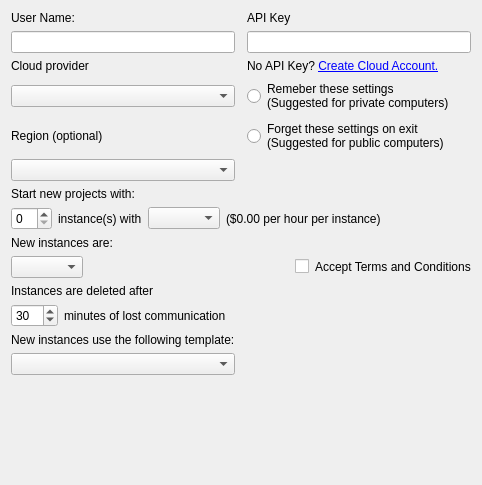
Before: the Qt Designer form gns3/ui/cloud_preferences_page.ui in GNS3/gns3-gui, drawn with Qt 5.
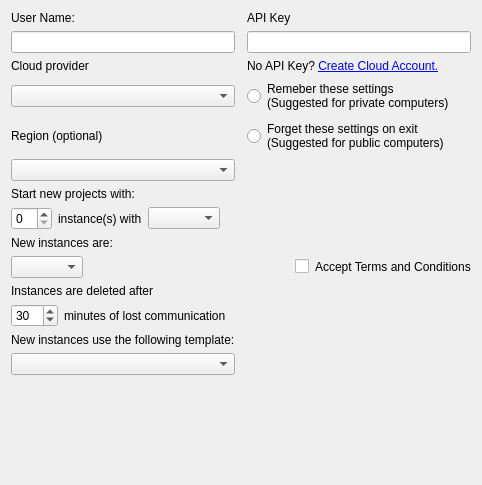
After: the same form once the commit is applied.

Commit message: Remove pricing label from cloud preferences pane.

Patch:
```diff
--- a/gns3/ui/cloud_preferences_page.ui
+++ b/gns3/ui/cloud_preferences_page.ui
@@ -62,13 +62,6 @@
      <item>
       <widget class="QComboBox" name="uiInstanceFlavorComboBox"/>
      </item>
-     <item>
-      <widget class="QLabel" name="uiHourlyPriceLabel">
-       <property name="text">
-        <string>($0.00 per hour per instance)</string>
-       </property>
-      </widget>
-     </item>
      <item>
       <spacer name="horizontalSpacer_2">
        <property name="orientation">
```
The commit also changes 1 other file.
